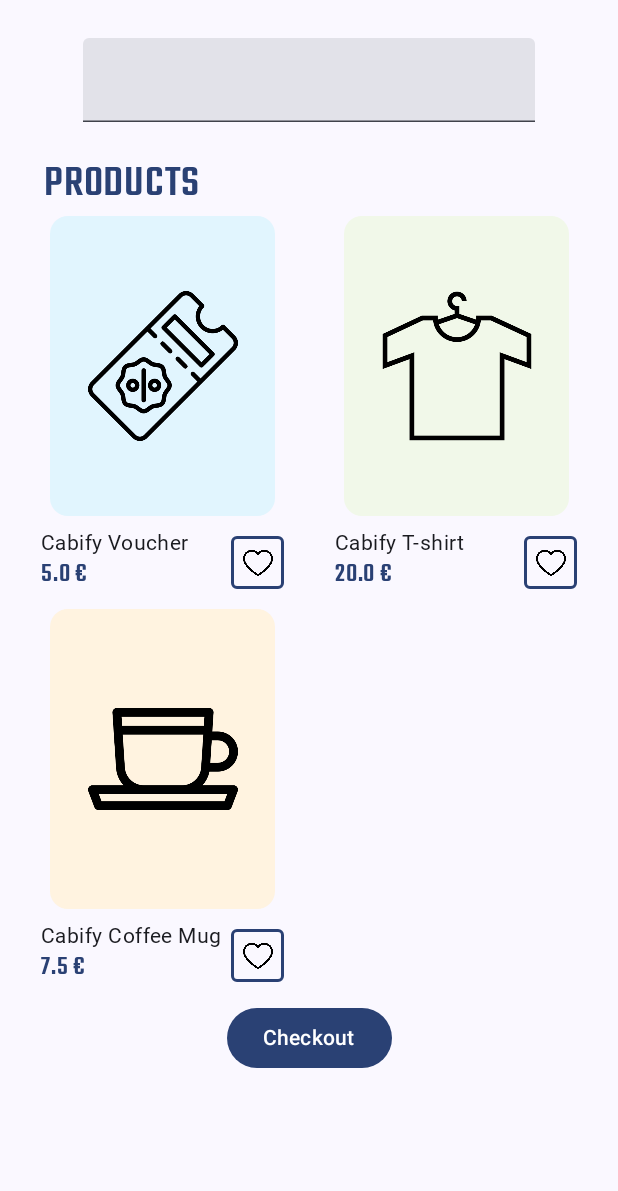
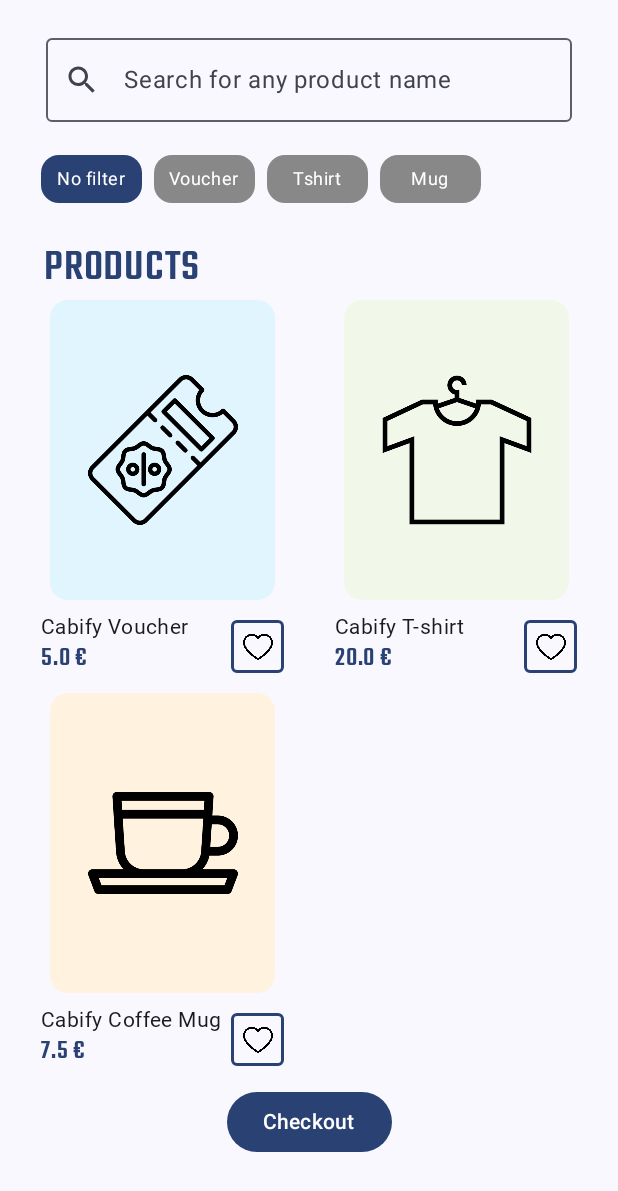
Before and after one commit to aloarte/Shopwise, an Android app built with Jetpack Compose: the screen it shows after launch (MainActivity), on a phone screen of 412 x 824 dp. Shown: the top 1191 px of the screen. Run offline under Robolectric (Android 15) with nearby library versions, the light colour scheme and no system bars; our stand-ins replace Dagger/Hilt's generated code; Roboto replaces fonts that are not available here.

Commit message:
ProductType filter

```diff
--- a/app/src/main/java/com/aloarte/shopwise/domain/ProductType.kt
+++ b/app/src/main/java/com/aloarte/shopwise/domain/ProductType.kt
@@ -1,5 +1,9 @@
 package com.aloarte.shopwise.domain
 
 enum class ProductType {
-    Voucher,Tshirt,Mug
+    Voucher, Tshirt, Mug, Unknown;
+
+    companion object {
+        fun fromString(value: String): ProductType = if(value == "No filter") Unknown else ProductType.valueOf(value)
+    }
 }
--- a/app/src/main/java/com/aloarte/shopwise/presentation/MainViewModel.kt
+++ b/app/src/main/java/com/aloarte/shopwise/presentation/MainViewModel.kt
@@ -14,8 +14,6 @@
     fun fetchItems() {
         viewModelScope.launch {
             val data = repository.fetchProducts()
-            Log.d("ALRALR","data :$data")
-
         }
     }
 }
--- a/app/src/main/java/com/aloarte/shopwise/presentation/compose/list/ListScreen.kt
+++ b/app/src/main/java/com/aloarte/shopwise/presentation/compose/list/ListScreen.kt
@@ -1,4 +1,4 @@
-@file:OptIn(ExperimentalMaterial3Api::class)
+@file:OptIn(ExperimentalMaterial3Api::class, ExperimentalComposeUiApi::class)
 
 package com.aloarte.shopwise.presentation.compose.list
 
@@ -18,86 +18,61 @@
 import androidx.compose.foundation.layout.height
 import androidx.compose.foundation.layout.padding
 import androidx.compose.foundation.layout.width
+import androidx.compose.foundation.lazy.LazyRow
 import androidx.compose.foundation.lazy.grid.GridCells
 import androidx.compose.foundation.lazy.grid.LazyVerticalGrid
 import androidx.compose.foundation.rememberScrollState
+import androidx.compose.foundation.selection.toggleable
 import androidx.compose.foundation.shape.RoundedCornerShape
+import androidx.compose.foundation.text.KeyboardActions
+import androidx.compose.foundation.text.KeyboardOptions
+import androidx.compose.material.icons.Icons
+import androidx.compose.material.icons.filled.Search
 import androidx.compose.material3.Button
 import androidx.compose.material3.Card
 import androidx.compose.material3.CardDefaults
 import androidx.compose.material3.ExperimentalMaterial3Api
+import androidx.compose.material3.Icon
 import androidx.compose.material3.MaterialTheme
+import androidx.compose.material3.OutlinedTextField
+import androidx.compose.material3.Surface
 import androidx.compose.material3.Text
-import androidx.compose.material3.TextField
 import androidx.compose.runtime.Composable
 import androidx.compose.runtime.getValue
 import androidx.compose.runtime.mutableStateOf
 import androidx.compose.runtime.remember
 import androidx.compose.runtime.setValue
 import androidx.compose.ui.Alignment
+import androidx.compose.ui.ExperimentalComposeUiApi
 import androidx.compose.ui.Modifier
 import androidx.compose.ui.graphics.Color
 import androidx.compose.ui.graphics.ColorFilter
+import androidx.compose.ui.platform.LocalSoftwareKeyboardController
 import androidx.compose.ui.res.painterResource
 import androidx.compose.ui.text.font.FontWeight
+import androidx.compose.ui.text.input.ImeAction
+import androidx.compose.ui.text.input.KeyboardCapitalization
+import androidx.compose.ui.text.input.KeyboardType
+import androidx.compose.ui.tooling.preview.Preview
 import androidx.compose.ui.unit.dp
 import androidx.compose.ui.unit.sp
 import androidx.navigation.NavController
 import com.aloarte.shopwise.R
 import com.aloarte.shopwise.domain.ProductBo
 import com.aloarte.shopwise.domain.ProductType
+import com.aloarte.shopwise.domain.ProductType.Companion.fromString
 import com.aloarte.shopwise.presentation.compose.TitleText
 import com.aloarte.shopwise.presentation.compose.navigation.Screen
 import com.aloarte.shopwise.presentation.ui.theme.MugBackground
 import com.aloarte.shopwise.presentation.ui.theme.TshirtBackground
 import com.aloarte.shopwise.presentation.ui.theme.VoucherBackground
+import java.util.Locale
 
 @Composable
 fun ListScreen(navController: NavController) {
     val scrollState = rememberScrollState()
-    Column(
-        modifier = Modifier
-            .fillMaxWidth()
-            .padding(vertical = 15.dp, horizontal = 15.dp)
-            .scrollable(state = scrollState, orientation = Orientation.Vertical)
-    ) {
-        IconsRow()
-        Spacer(modifier = Modifier.height(10.dp))
-        SearchRow()
-        Spacer(modifier = Modifier.height(10.dp))
-        FilterRow()
-        Spacer(modifier = Modifier.height(10.dp))
-        GridContent()
-        Spacer(modifier = Modifier.height(10.dp))
-        CheckoutRow(navController)
-    }
-}
-
-
-@Composable
-fun IconsRow() {
-}
-
-@Composable
-fun SearchRow() {
     var searchText by remember { mutableStateOf("") }
-    Column(
-        verticalArrangement = Arrangement.Center,
-        modifier = Modifier
-            .fillMaxWidth()
-            .padding(horizontal = 40.dp)
-    ) {
-        TextField(value = searchText, onValueChange = { searchText = it }, Modifier.fillMaxWidth())
-    }
-}
-
-
-@Composable
-fun FilterRow() {
-}
-
-@Composable
-fun GridContent() {
+    var filterType by remember { mutableStateOf(ProductType.Unknown) }
 
     val products = listOf(
         ProductBo(
@@ -118,8 +93,169 @@
             name = "Cabify Coffee Mug",
             price = 7.5
         )
+    ).filter {
+        shouldFilter(it, searchText, filterType)
+    }
+
+    Column(
+        modifier = Modifier
+            .fillMaxWidth()
+            .padding(vertical = 15.dp, horizontal = 15.dp)
+            .scrollable(state = scrollState, orientation = Orientation.Vertical)
+    ) {
+        IconsRow()
+        Spacer(modifier = Modifier.height(10.dp))
+        SearchRow {
+            searchText = it
+        }
+        Spacer(modifier = Modifier.height(10.dp))
+        FilterRow {
+            filterType = it
+            searchText = ""
+        }
+        Spacer(modifier = Modifier.height(10.dp))
+        GridContent(products)
+        Spacer(modifier = Modifier.height(10.dp))
+        CheckoutRow(navController)
+    }
+}
+
+fun shouldFilter(product: ProductBo, searchText: String, filterType: ProductType): Boolean {
+    val searchTextFilter = if (filterType != ProductType.Unknown) {
+        product.type == filterType
+    } else if (searchText.isEmpty()) {
+        true
+    } else {
+        searchText.isNotEmpty() && areSameStringsInLower(product.code, searchText)
+    }
+    return searchTextFilter
+}
+
+fun areSameStringsInLower(code: String, searchText: String) = with(Locale.getDefault()) {
+    code.lowercase(this).startsWith(searchText.lowercase(this))
+}
+
+
+@Composable
+fun IconsRow() {
+}
+
+@Composable
+fun SearchRow(onContentSearched: (String) -> Unit) {
+    var searchText by remember { mutableStateOf("") }
+    val keyboardController = LocalSoftwareKeyboardController.current
+
+    Column(
+        verticalArrangement = Arrangement.Center,
+        modifier = Modifier
+            .fillMaxWidth()
+            .padding(horizontal = 15.dp)
+    ) {
+        OutlinedTextField(
+
+            value = searchText,
+            onValueChange = {
+                searchText = it
+                onContentSearched.invoke(searchText)
+            },
+            modifier = Modifier.fillMaxWidth(),
+            singleLine = true,
+            keyboardOptions = KeyboardOptions(
+                capitalization = KeyboardCapitalization.None,
+                autoCorrect = true,
+                keyboardType = KeyboardType.Text,
+                imeAction = ImeAction.Search
+            ),
+            keyboardActions = KeyboardActions(
+                onSearch = {
+                    keyboardController?.hide()
+                    onContentSearched.invoke(searchText)
+                }),
+
+            placeholder = { Text(text = "Search for any product name") },
+            leadingIcon = {
+                Icon(
+                    imageVector = Icons.Default.Search,
+                    contentDescription = "Search icon"
+                )
+            }
+        )
+
+    }
+}
+
+
+@Composable
+fun FilterRow(onFilterChanged: (ProductType) -> Unit) {
+    var selectedFilter by remember { mutableStateOf(ProductType.Unknown) }
+    ChipGroup(
+        selectedFilter = selectedFilter,
+        onFilterChanged = {
+            selectedFilter = it
+            onFilterChanged.invoke(selectedFilter)
+        }
     )
+}
 
+@Composable
+fun ChipGroup(
+    selectedFilter: ProductType? = null,
+    onFilterChanged: (ProductType) -> Unit = {},
+) {
+    val filterList =
+        listOf(ProductType.Unknown, ProductType.Voucher, ProductType.Tshirt, ProductType.Mug)
+    Column(modifier = Modifier.padding(8.dp)) {
+        LazyRow {
+            items(filterList.size) {
+                Chip(
+                    name = if (filterList[it] == ProductType.Unknown) "No filter" else filterList[it].name,
+                    isSelected = selectedFilter == filterList[it],
+                    onSelectionChanged = { selectionValue ->
+                        onFilterChanged(fromString(selectionValue))
+                    }
+                )
+            }
+        }
+    }
+}
+
+@Preview(showBackground = true)
+@Composable
+fun Chip(
+    name: String = "Chip",
+    isSelected: Boolean = false,
+    onSelectionChanged: (String) -> Unit = {},
+) {
+    Surface(
+        modifier = Modifier
+            .height(40.dp)
+            .width(75.dp)
+            .padding(4.dp),
+        shape = MaterialTheme.shapes.medium,
+        color = if (isSelected) MaterialTheme.colorScheme.primary else Color.Gray
+    ) {
+        Row(modifier = Modifier
+            .toggleable(
+                value = isSelected,
+                onValueChange = {
+                    onSelectionChanged(name)
+                }
+            ),
+            verticalAlignment = Alignment.CenterVertically,
+            horizontalArrangement = Arrangement.Center
+        ) {
+            Text(
+                text = name,
+                style = MaterialTheme.typography.bodySmall,
+                color = Color.White,
+                modifier = Modifier.padding(8.dp)
+            )
+        }
+    }
+}
+
+@Composable
+fun GridContent(products: List<ProductBo>) {
     TitleText("PRODUCTS")
 
     LazyVerticalGrid(
@@ -222,12 +358,15 @@
     ProductType.Voucher -> R.drawable.ic_voucher
     ProductType.Tshirt -> R.drawable.ic_tshirt
     ProductType.Mug -> R.drawable.ic_mug
+    else -> R.drawable.ic_voucher
 }
 
 fun getProductBackground(productType: ProductType) = when (productType) {
     ProductType.Voucher -> VoucherBackground
     ProductType.Tshirt -> TshirtBackground
     ProductType.Mug -> MugBackground
+    else -> MugBackground
+
 }
 
 @Composable
```
